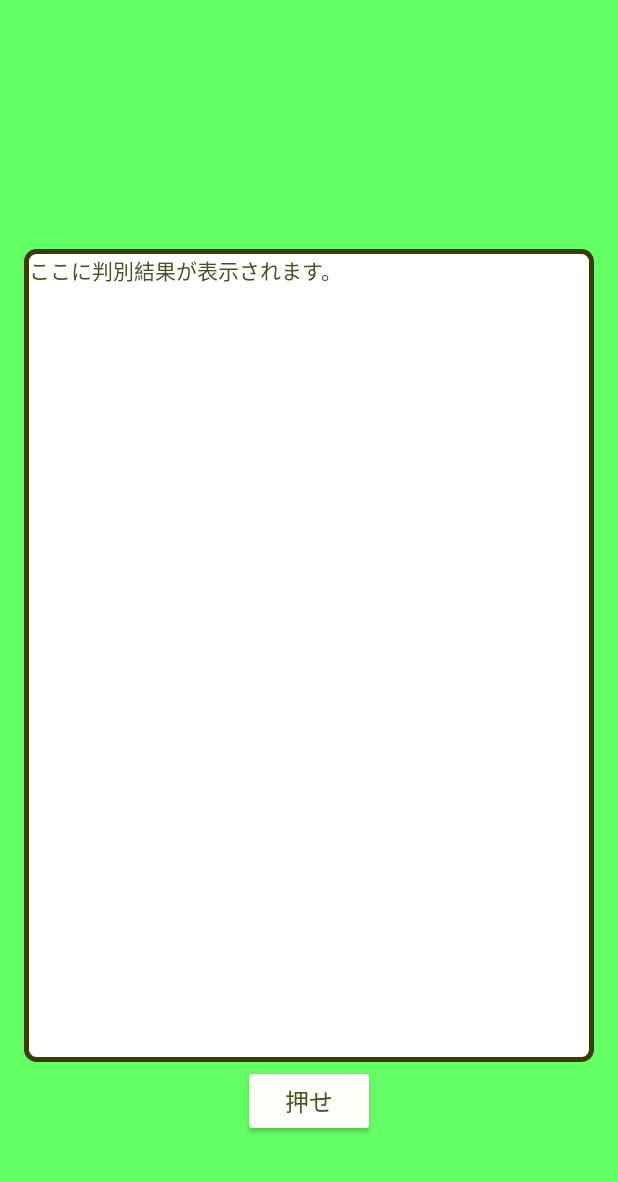
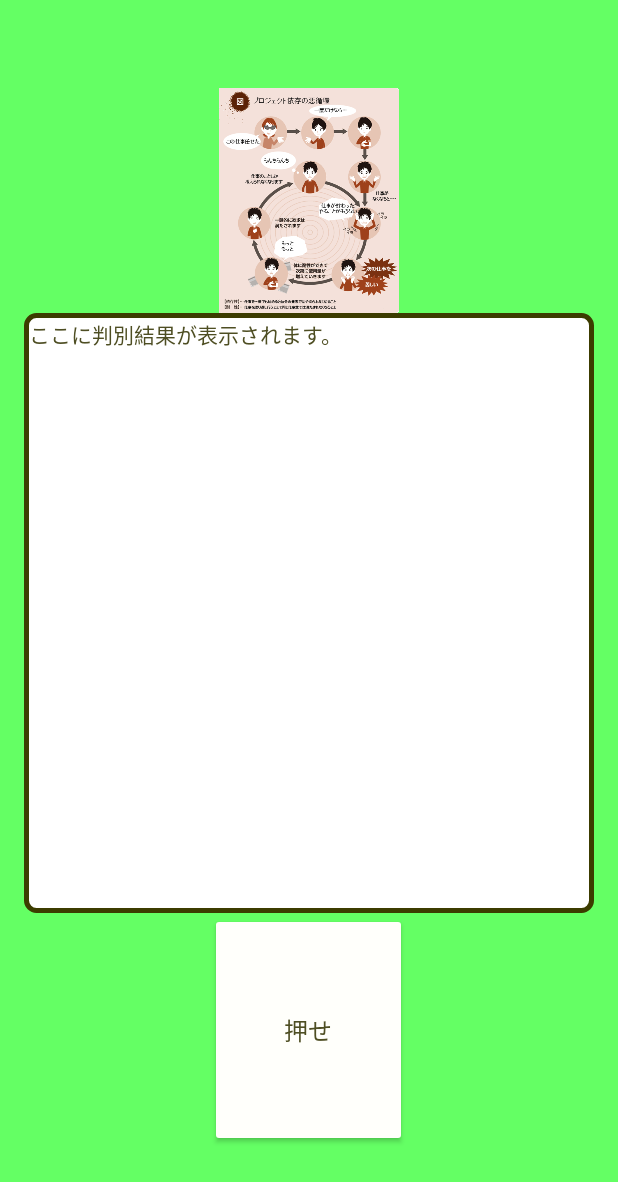
Before and after one commit to ToshinariIshii/camera1, an Android app: the ResultActivity screen opened directly, with no data from a screen before it, on a phone screen of 412 x 824 dp. Shown: the top 1182 px of the screen. Run offline under Robolectric (Android 15) with nearby library versions, the phone set to English and light mode, and no system bars; 4 statements that could not run were skipped.

```diff
--- a/simplecropview-sample/src/main/AndroidManifest.xml
+++ b/simplecropview-sample/src/main/AndroidManifest.xml
@@ -30,6 +30,8 @@
         </activity>
         <activity android:name=".Camera2Activity" />
         <activity android:name=".MainActivity" />
+        <activity android:name=".TextActivity" />
+
 
     </application>
 
--- a/simplecropview-sample/src/main/java/com/example/simplecropviewsample/ResultActivity.java
+++ b/simplecropview-sample/src/main/java/com/example/simplecropviewsample/ResultActivity.java
@@ -64,7 +64,7 @@ public class ResultActivity extends AppCompatActivity implements View.OnClickLis
         int maxSize = Utils.getMaxSize();
         int requestSize = Math.min(calcImageSize(), maxSize);
         bitmap = Utils.decodeSampledBitmapFromUri(this, uri, requestSize);
-//        imgView.setImageBitmap(bitmap);
+        imgView.setImageBitmap(bitmap);
         // ギャラリー呼び出し
         /*Intent intent = new Intent();
         intent.setType("image/*");
--- a/simplecropview-sample/src/main/res/layout/activity_flight.xml
+++ b/simplecropview-sample/src/main/res/layout/activity_flight.xml
@@ -3,7 +3,7 @@
     xmlns:app="http://schemas.android.com/apk/res-auto"
     xmlns:tools="http://schemas.android.com/tools"
     android:id="@+id/activity_main"
-    android:layout_width="match_parent"
+    android:layout_width="wrap_content"
     android:layout_height="match_parent"
     android:paddingBottom="@dimen/activity_vertical_margin"
     android:paddingLeft="@dimen/activity_horizontal_margin"
@@ -15,29 +15,39 @@
     <LinearLayout
         android:orientation="vertical"
         android:layout_width="match_parent"
-        android:layout_height="match_parent">
+        android:layout_height="match_parent"
+        android:weightSum="1"
+        android:layout_alignParentTop="true"
+        android:layout_alignParentLeft="true"
+        android:layout_alignParentStart="true"
+        android:gravity="center">
+
+        <ImageView
+            android:layout_width="match_parent"
+            app:srcCompat="@drawable/boku"
+            android:id="@+id/imageView"
+            android:layout_height="150dp" />
 
         <TextView
             android:layout_width="match_parent"
-            android:layout_height="match_parent"
+            android:layout_height="400dp"
             android:text="@string/result"
             android:id="@+id/textview1"
             android:textSize="14sp"
             android:fontFamily="sans-serif"
-            android:layout_marginBottom="100dp"
-            android:layout_marginTop="150dp"
             android:background="@drawable/text_background" />
+
+        <Button
+            android:text="@string/push"
+            android:layout_width="131dp"
+            android:layout_height="wrap_content"
+            android:id="@+id/button1"
+            android:onClick="onClick"
+            android:layout_alignParentBottom="true"
+            android:layout_centerHorizontal="true"
+            android:layout_weight="0.56" />
     </LinearLayout>
 
     <!--android:background="@android:color/background_light" /> -->
 
-    <Button
-        android:text="@string/push"
-        android:layout_width="wrap_content"
-        android:layout_height="wrap_content"
-        android:id="@+id/button1"
-        android:onClick="onClick"
-        android:layout_alignParentBottom="true"
-        android:layout_centerHorizontal="true"
-        android:layout_marginBottom="50dp" />
 </RelativeLayout>
--- a/simplecropview-sample/src/main/res/values/dimens.xml
+++ b/simplecropview-sample/src/main/res/values/dimens.xml
@@ -4,4 +4,5 @@
     <dimen name="button_height">48dp</dimen>
     <dimen name="activity_horizontal_margin">16dp</dimen>
     <dimen name="activity_vertical_margin">16dp</dimen>
+    <dimen name="fab_margin">16dp</dimen>
 </resources>
```
Also changed, not shown: simplecropview-sample/src/main/java/com/example/simplecropviewsample/MainTabActivity.java (+15 -3 lines), simplecropview-sample/src/main/java/com/example/simplecropviewsample/TextActivity.java (added, +18 -0 lines), simplecropview-sample/src/main/res/layout/activity_tabhost.xml (+9 -2 lines), simplecropview-sample/src/main/res/layout/activity_text.xml (added, +11 -0 lines).
